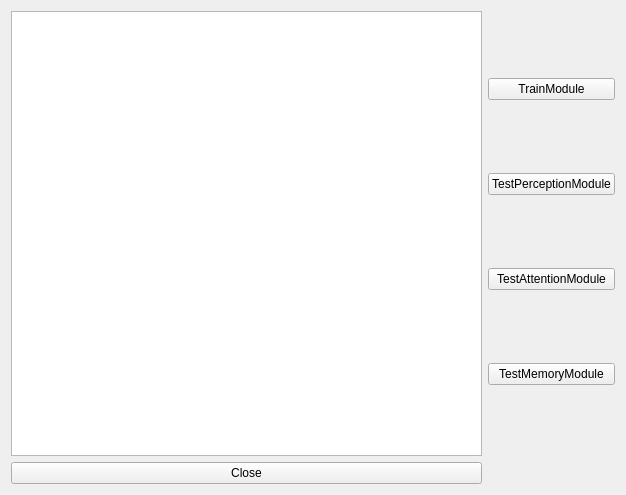
First picture: the form in IRSGUI/BrainDeepLearnForm.ui, repository yhlmaybe/Intelligent-Robot-System, before the edit.
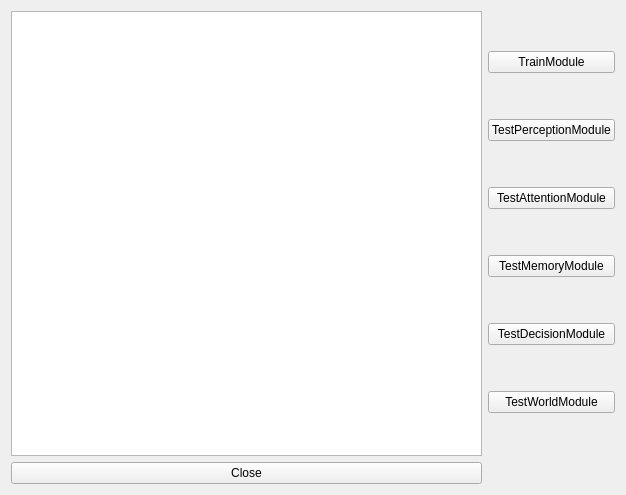
Second picture: the form after the edit.

Commit message: Optimize the world module and the decision-making module to achieve the function of imaginative reasoning

Patch:
```diff
--- a/IRSGUI/BrainDeepLearnForm.ui
+++ b/IRSGUI/BrainDeepLearnForm.ui
@@ -51,6 +51,23 @@
        </property>
       </widget>
      </item>
+     <item>
+      <widget class="QPushButton" name="testDecisionModule_pushButton">
+       <property name="text">
+        <string>TestDecisionModule</string>
+       </property>
+      </widget>
+     </item>
+     <item>
+      <widget class="QPushButton" name="testWorldModule_pushButton">
+       <property name="text">
+        <string>TestWorldModule</string>
+       </property>
+       <property name="shortcut">
+        <string>Ctrl+S</string>
+       </property>
+      </widget>
+     </item>
     </layout>
    </item>
    <item row="1" column="0">
```
The commit also changes 25 other files.
